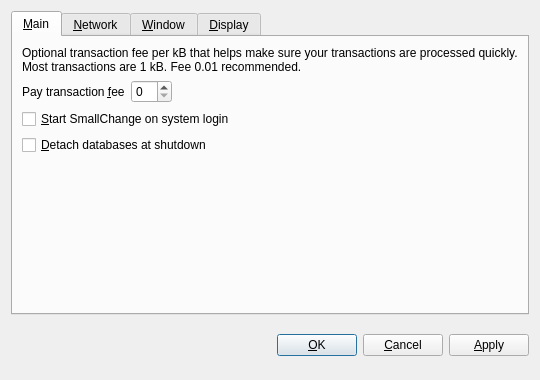
Above: src/qt/forms/optionsdialog.ui from an420/nm before the change. Below: the same form after it.
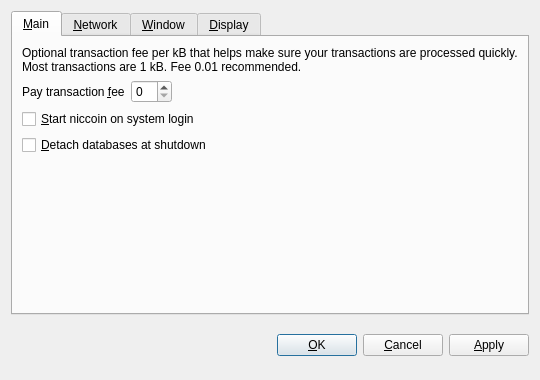
That is the form after the change. The open tabs and pages were chosen to show the change. Custom widgets are drawn as their Qt base class.

Diff of the .ui file:
```diff
--- a/src/qt/forms/optionsdialog.ui
+++ b/src/qt/forms/optionsdialog.ui
@@ -82,7 +82,7 @@
           <string>Automatically start SmallChange after logging in to the system.</string>
          </property>
          <property name="text">
-          <string>&amp;Start SmallChange on system login</string>
+          <string>&amp;Start niccoin on system login</string>
          </property>
         </widget>
        </item>
```
Left out of the diff: 10 changed lines with no effect on the pictures.
